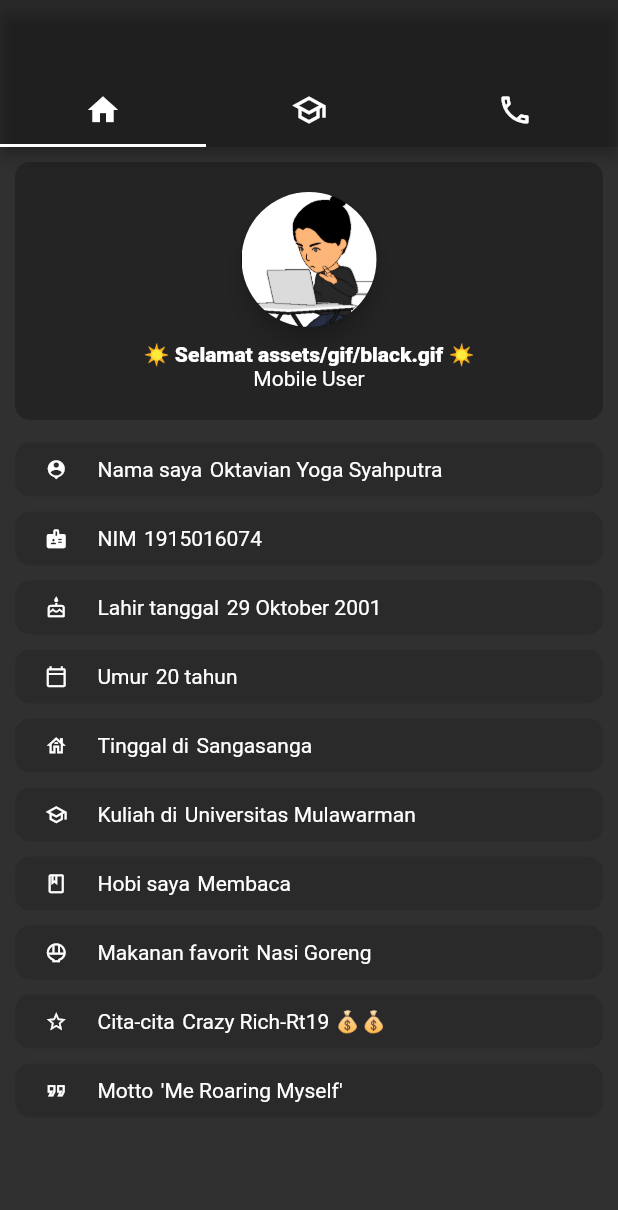
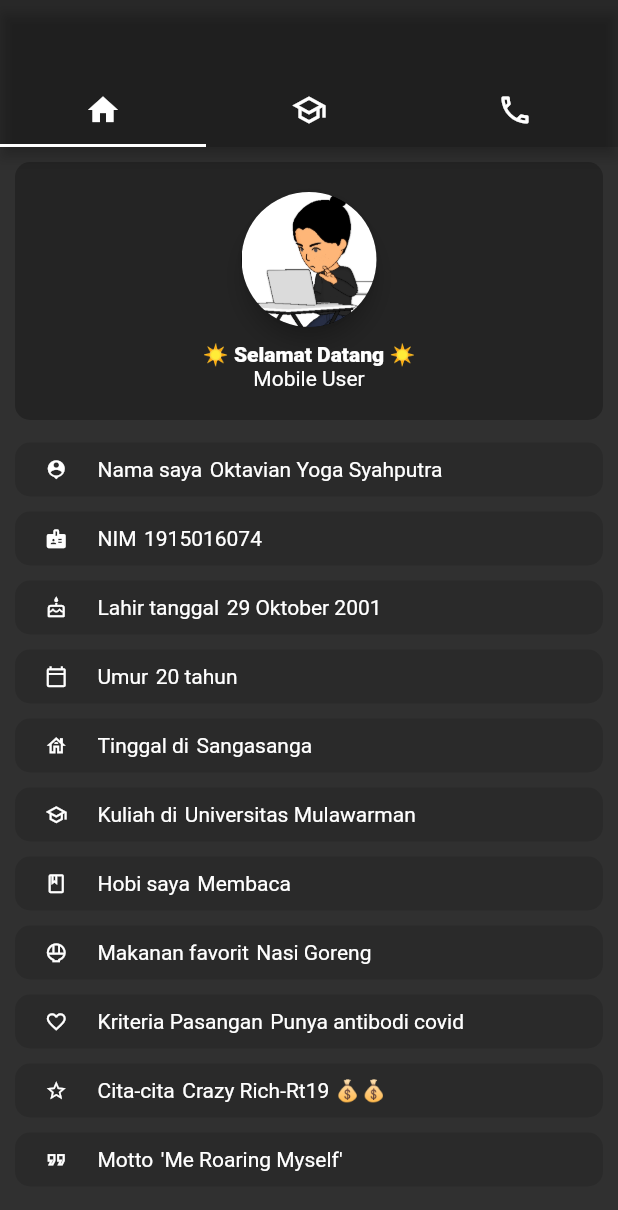
Before and after one commit to oktoala/flutter-uts-profile-app, a Flutter app: the screen it shows after launch, on a phone screen of 412 x 824 dp. Shown: the top 1210 px of the screen. Run offline on Flutter 3.47's test engine with Material 2 defaults, Android fonts, the light colour scheme and no system bars; our stand-ins replace flutter_markdown.

Commit message:
:notebook: Fill all blog

```diff
--- a/lib/home.dart
+++ b/lib/home.dart
@@ -75,6 +75,11 @@ class _HomeState extends State<Home> {
               icon: Icons.rice_bowl_outlined,
               bio: "Makanan favorit",
               value: "Nasi Goreng",
+            ),
+            Biografi(
+              icon: Icons.favorite_border_outlined,
+              bio: "Kriteria Pasangan",
+              value: "Punya antibodi covid",
             ),
             Biografi(
               icon: Icons.star_border,
@@ -159,7 +164,8 @@ class PrettyFace extends StatelessWidget {
             margin: EdgeInsets.only(bottom: 10),
             child: FloatingActionButton(
               tooltip: "Ganti Baju ",
-              foregroundColor: Theme.of(context).floatingActionButtonTheme.foregroundColor,
+              foregroundColor:
+                  Theme.of(context).floatingActionButtonTheme.foregroundColor,
               onPressed: onPressed,
               child: Container(
                 height: 90,
@@ -178,7 +184,7 @@ class PrettyFace extends StatelessWidget {
             children: [
               Text(
                 jam >= 5 && jam <= 18
-                    ? "☀️ Selamat $pathBaju ☀️"
+                    ? "☀️ Selamat Datang ☀️"
                     : "🌙 Selamat Malam 🌙",
                 style: TextStyle(fontWeight: FontWeight.w800),
               ),
--- a/lib/school.dart
+++ b/lib/school.dart
@@ -6,6 +6,7 @@ class School extends StatefulWidget {
   @override
   _SchoolState createState() => _SchoolState();
 }
+
 /* https://s4w.in/A3egA */
 class _SchoolState extends State<School> {
   /* Kumpulan Maps pelajaran */
@@ -191,9 +192,9 @@ Route _createRoute(String semester, String logo, String blog) {
       blog: blog,
     ),
     transitionsBuilder: (context, animation, secondaryAnimation, child) {
-      var begin = Offset(0.0, 1.0);
+      var begin = Offset(-1.0, -1.0);
       var end = Offset.zero;
-      var curve = Curves.ease;
+      var curve = Curves.easeInOut;
       var tween = Tween(begin: begin, end: end).chain(CurveTween(curve: curve));
 
       return SlideTransition(
--- a/pubspec.yaml
+++ b/pubspec.yaml
@@ -25,6 +25,7 @@ dependencies:
     sdk: flutter
   cupertino_icons: ^1.0.2
   flutter_gifimage: ^1.0.1
+  flutter_linkify: ^5.0.0
   flutter_markdown: ^0.6.1
   google_fonts: ^2.0.0
 
```
Also changed, not shown: lib/main.dart (+3 -5 lines), pubspec.lock, 6 other files.
